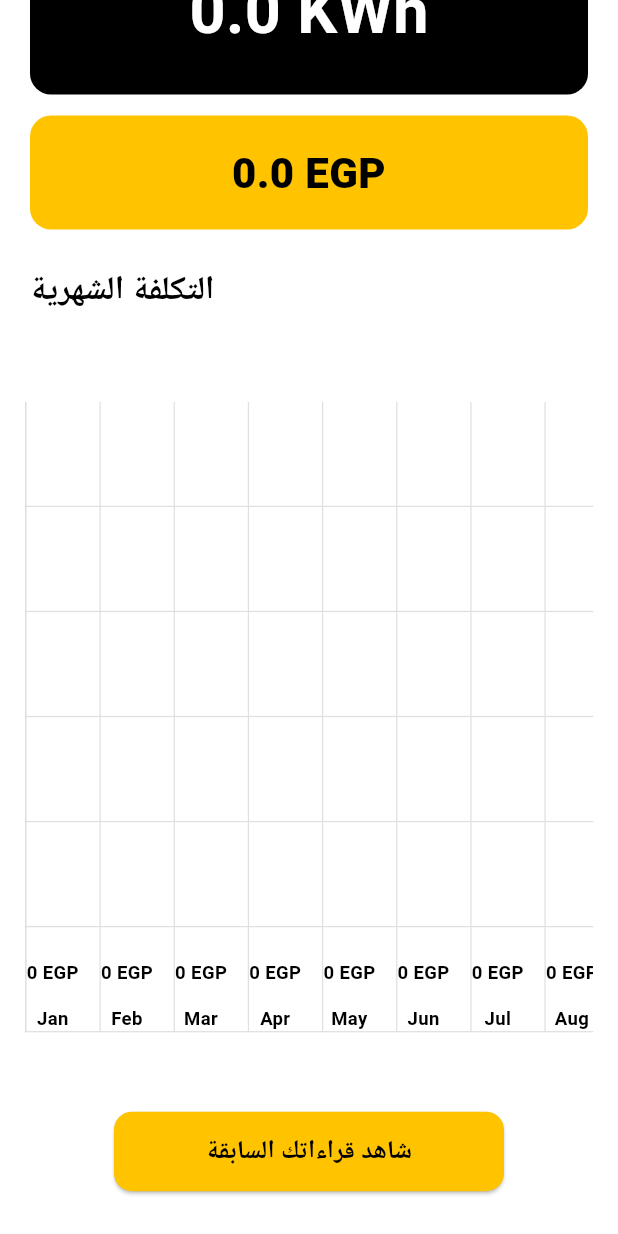
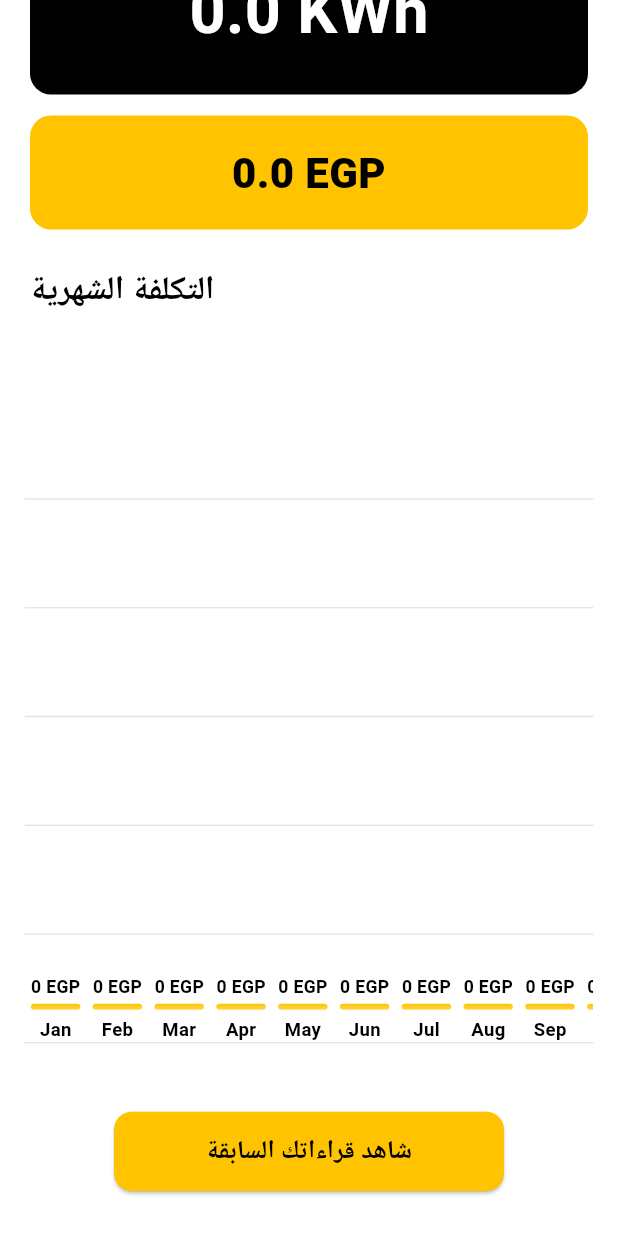
Before and after one commit to asmaa-sayed-mohammed/Graduation-Project, a Flutter app: the StartScreen screen opened directly, scrolled down 182 dp, on a phone screen of 412 x 824 dp. Run offline on Flutter 3.47's test engine with Material 3 defaults, Android fonts, the phone set to English and light mode, and no system bars; our stand-ins replace awesome_notifications, connectivity_plus, fl_chart, geocoding, geolocator, get and 6 more; missing offline and left inert: google_mlkit_text_recognition, workmanager; accounts and stored records are empty; project files that could hold a hidden picture were left out.

Commit message:
fix overflow in bar graph

```diff
--- a/lib/view/start_screen.dart
+++ b/lib/view/start_screen.dart
@@ -114,13 +114,15 @@ class StartScreen extends StatelessWidget {
               // Bar Chart
               // =================== BAR CHART ===================
          Padding(
-                padding: EdgeInsets.all(screenWidth * 0.04), // بدل 15
+  padding: EdgeInsets.all(MediaQuery.of(context).size.width * 0.04),
   child: Obx(
-                  () => Container(
-                    height: screenHeight * 0.55,
-                    padding: EdgeInsets.symmetric(
-                      vertical: screenHeight * 0.02, // بدل 16
-                    ),
+    () {
+      final maxBarHeight = MediaQuery.of(context).size.height * 0.45;
+      final containerHeight = MediaQuery.of(context).size.height * 0.55;
+
+      return Container(
+        height: containerHeight,
+        padding: EdgeInsets.symmetric(vertical: containerHeight * 0.02),
         child: Stack(
           children: [
             // ===== الشبكة الأفقية =====
@@ -133,7 +135,7 @@ class StartScreen extends StatelessWidget {
                       border: Border(
                         bottom: BorderSide(
                           color: Colors.grey.shade300,
-                                      width: screenWidth * 0.002, // بدل 1
+                          width: MediaQuery.of(context).size.width * 0.002,
                         ),
                       ),
                     ),
@@ -142,72 +144,51 @@ class StartScreen extends StatelessWidget {
               }),
             ),
 
-                        // ===== البارات + الشبكة الرأسية + الخط الرأسي الأول =====
+            // ===== البارات =====
             SingleChildScrollView(
               scrollDirection: Axis.horizontal,
               child: Row(
+                crossAxisAlignment: CrossAxisAlignment.end,
+                children: List.generate(controller.price12Months.length, (i) {
+                  double barHeight = controller.price12Months[i];
+                  double calculatedHeight =
+                      (barHeight / controller.maxPriceValue()) * maxBarHeight;
+
+                  return Container(
+                    margin: EdgeInsets.symmetric(horizontal: MediaQuery.of(context).size.width * 0.01),
+                    width: MediaQuery.of(context).size.width * 0.08,
+                    child: ConstrainedBox(
+                      constraints: BoxConstraints(maxHeight: containerHeight),
+                      child: Column(
+                        mainAxisAlignment: MainAxisAlignment.end,
                         children: [
-                              // الخط الرأسي الأول قبل أول بار
-                              Container(
-                                width: screenWidth * 0.003, // بدل 1.5
-                                height: double.infinity,
-                                color: Colors.grey.shade300,
-                              ),
-
-                              // البارات والشبكة الرأسية لكل شهر
-                              ...List.generate(controller.price12Months.length, (
-                                i,
-                              ) {
-                                double barHeight = controller.price12Months[i];
-
-                                return Stack(
-                                  children: [
-                                    // الخط الرأسي لكل شهر
-                                    Container(
-                                      width: screenWidth * 0.12, // بدل 50
-                                      height: double.infinity,
-                                      decoration: BoxDecoration(
-                                        border: Border(
-                                          right: BorderSide(
-                                            color: Colors.grey.shade300,
-                                            width: screenWidth * 0.002,
+                          // السعر فوق البار
+                          Flexible(
+                            child: FittedBox(
+                              child: Text(
+                                "${barHeight.toStringAsFixed(0)} EGP",
+                                style: TextStyle(
+                                  fontSize: MediaQuery.of(context).size.width * 0.03,
+                                  fontWeight: FontWeight.bold,
+                                  color: AppColor.black,
                                 ),
                               ),
                             ),
                           ),
 
-                                    // البار والرقم والشهر
-                                    Column(
-                                      mainAxisAlignment: MainAxisAlignment.end,
-                                      children: [
-                                        // السعر فوق البار
-                                        Text(
-                                          "${barHeight.toStringAsFixed(0)} EGP",
-                                          style: TextStyle(
-                                            fontSize:
-                                                screenWidth * 0.03, // بدل 12
-                                            fontWeight: FontWeight.bold,
-                                            color: AppColor.black,
-                                          ),
-                                        ),
-
-                                        SizedBox(height: screenHeight * 0.005),
+                          SizedBox(height: containerHeight * 0.005),
 
                           // البار نفسه
-                                        Container(
-                                          width: screenWidth * 0.08, // بدل 35
-                                          height:
-                                              (barHeight /
-                                                  controller.maxPriceValue()) *
-                                              (screenHeight * 0.45),
+                          Align(
+                            alignment: Alignment.bottomCenter,
+                            child: Container(
+                              width: MediaQuery.of(context).size.width * 0.08,
+                              height: barHeight > 0 ? calculatedHeight : 4,
                               decoration: BoxDecoration(
-                                            borderRadius: BorderRadius.circular(
-                                              10,
-                                            ),
+                                borderRadius: BorderRadius.circular(10),
                                 gradient: LinearGradient(
                                   colors: [
-                                                AppColor.primary_color
-                                                    .withOpacity(0.7),
+                                    AppColor.primary_color.withOpacity(0.7),
                                     AppColor.primary_color,
                                   ],
                                   begin: Alignment.bottomCenter,
@@ -215,33 +196,37 @@ class StartScreen extends StatelessWidget {
                                 ),
                               ),
                             ),
+                          ),
 
-                                        SizedBox(height: screenHeight * 0.01),
+                          SizedBox(height: containerHeight * 0.01),
 
                           // اسم الشهر
-                                        Text(
+                          Flexible(
+                            child: FittedBox(
+                              child: Text(
                                 controller.months[i],
                                 style: TextStyle(
-                                            fontSize:
-                                                screenWidth * 0.03, // بدل 12
+                                  fontSize: MediaQuery.of(context).size.width * 0.03,
                                   fontWeight: FontWeight.bold,
                                   color: AppColor.black,
                                 ),
                               ),
-                                      ],
-                                    ),
-                                  ],
-                                );
-                              }),
-                            ],
                             ),
                           ),
                         ],
                       ),
                     ),
+                  );
+                }),
               ),
             ),
-              SizedBox(height: 20),
+          ],
+        ),
+      );
+    },
+  ),
+)
+,     SizedBox(height: 20),
 
               // History Button
               SizedBox(
```
Also changed, not shown: lib/controllers/reading_controller.dart (+17 -21 lines). Lines whose indentation alone changed are shown as unchanged.
